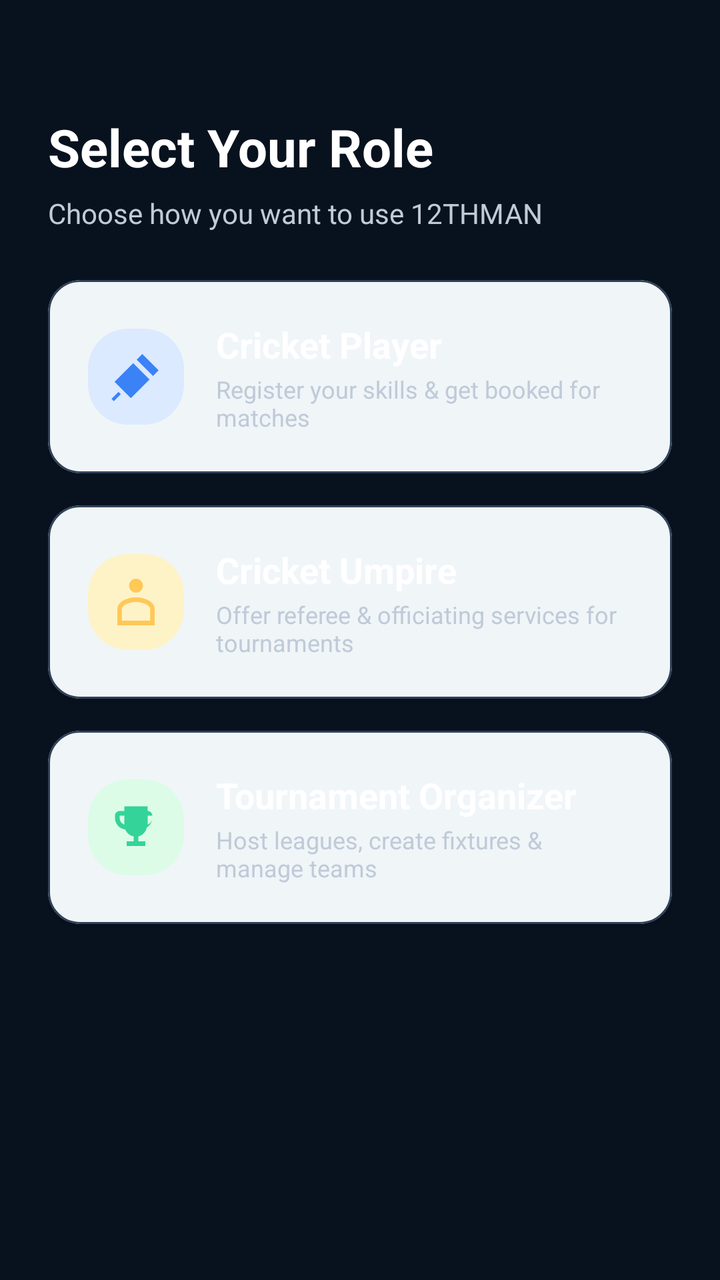
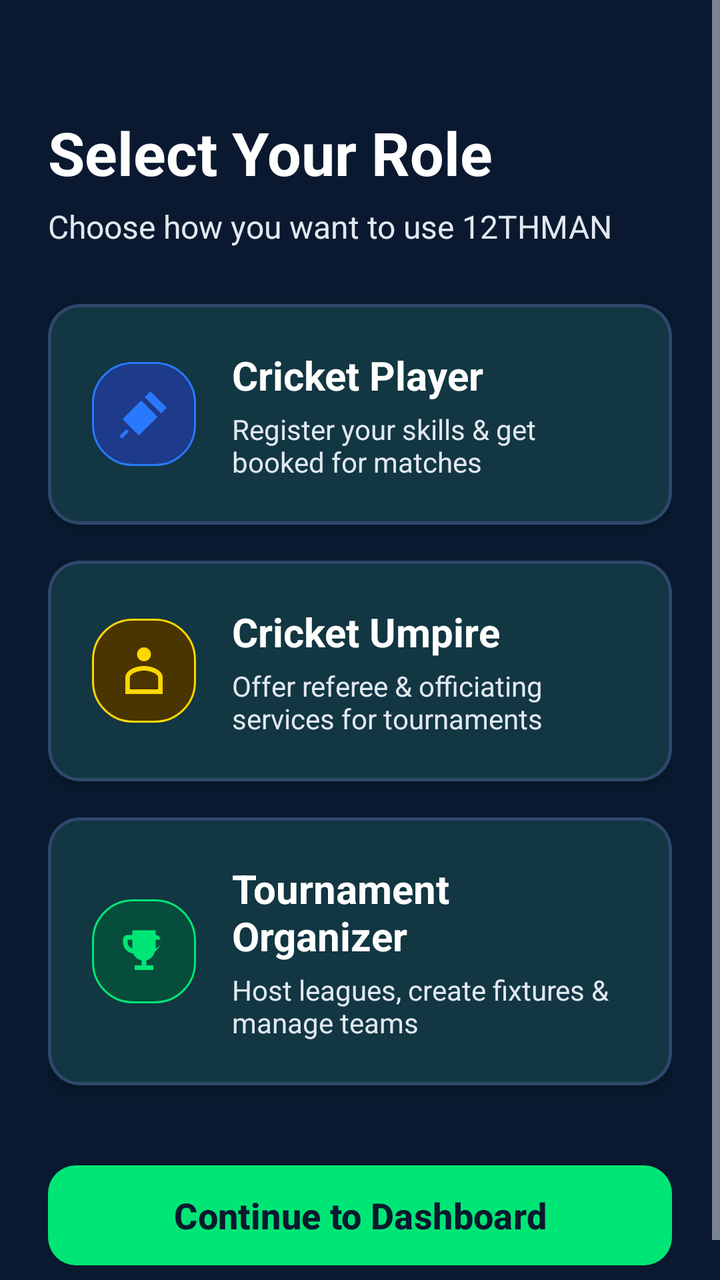

Before-and-after screenshots of an Android layout around one commit, followed by the original layout XML and the change that was made.
<!-- AndroidManifest.xml: application theme Theme.TwelveMan -->
<!-- res/layout/fragment_role_selection.xml -->
<?xml version="1.0" encoding="utf-8"?>
<ScrollView xmlns:android="http://schemas.android.com/apk/res/android"
    xmlns:app="http://schemas.android.com/apk/res-auto"
    android:layout_width="match_parent"
    android:layout_height="match_parent"
    android:background="@color/bg_light"
    android:fillViewport="true">

    <LinearLayout
        android:layout_width="match_parent"
        android:layout_height="wrap_content"
        android:orientation="vertical"
        android:padding="24dp">

        <TextView
            android:layout_width="wrap_content"
            android:layout_height="wrap_content"
            android:layout_marginTop="32dp"
            android:text="Select Your Role"
            android:textColor="@color/text_primary"
            android:textSize="26sp"
            android:textStyle="bold" />

        <TextView
            android:layout_width="wrap_content"
            android:layout_height="wrap_content"
            android:layout_marginTop="6dp"
            android:text="Choose how you want to use 12THMAN"
            android:textColor="@color/text_secondary"
            android:textSize="14sp" />

        
        <com.google.android.material.card.MaterialCardView
            android:id="@+id/cardRolePlayer"
            android:layout_width="match_parent"
            android:layout_height="wrap_content"
            android:layout_marginTop="24dp"
            app:cardCornerRadius="16dp"
            app:cardElevation="2dp"
            app:strokeColor="@color/card_border"
            app:strokeWidth="1dp">

            <LinearLayout
                android:layout_width="match_parent"
                android:layout_height="wrap_content"
                android:gravity="center_vertical"
                android:orientation="horizontal"
                android:padding="20dp">

                <ImageView
                    android:layout_width="48dp"
                    android:layout_height="48dp"
                    android:background="@drawable/bg_badge_blue"
                    android:padding="10dp"
                    android:src="@drawable/ic_cricket_bat"
                    app:tint="@color/accent_blue" />

                <LinearLayout
                    android:layout_width="0dp"
                    android:layout_height="wrap_content"
                    android:layout_marginStart="16dp"
                    android:layout_weight="1"
                    android:orientation="vertical">

                    <TextView
                        android:layout_width="wrap_content"
                        android:layout_height="wrap_content"
                        android:text="Cricket Player"
                        android:textColor="@color/text_primary"
                        android:textSize="18sp"
                        android:textStyle="bold" />

                    <TextView
                        android:layout_width="wrap_content"
                        android:layout_height="wrap_content"
                        android:layout_marginTop="2dp"
                        android:text="Register your skills &amp; get booked for matches"
                        android:textColor="@color/text_secondary"
                        android:textSize="12sp" />
                </LinearLayout>
            </LinearLayout>
        </com.google.android.material.card.MaterialCardView>

        
        <com.google.android.material.card.MaterialCardView
            android:id="@+id/cardRoleUmpire"
            android:layout_width="match_parent"
            android:layout_height="wrap_content"
            android:layout_marginTop="16dp"
            app:cardCornerRadius="16dp"
            app:cardElevation="2dp"
            app:strokeColor="@color/card_border"
            app:strokeWidth="1dp">

            <LinearLayout
                android:layout_width="match_parent"
                android:layout_height="wrap_content"
                android:gravity="center_vertical"
                android:orientation="horizontal"
                android:padding="20dp">

                <ImageView
                    android:layout_width="48dp"
                    android:layout_height="48dp"
                    android:background="@drawable/bg_badge_gold"
                    android:padding="10dp"
                    android:src="@drawable/ic_umpire"
                    app:tint="@color/accent_gold" />

                <LinearLayout
                    android:layout_width="0dp"
                    android:layout_height="wrap_content"
                    android:layout_marginStart="16dp"
                    android:layout_weight="1"
                    android:orientation="vertical">

                    <TextView
                        android:layout_width="wrap_content"
                        android:layout_height="wrap_content"
                        android:text="Cricket Umpire"
                        android:textColor="@color/text_primary"
                        android:textSize="18sp"
                        android:textStyle="bold" />

                    <TextView
                        android:layout_width="wrap_content"
                        android:layout_height="wrap_content"
                        android:layout_marginTop="2dp"
                        android:text="Offer referee &amp; officiating services for tournaments"
                        android:textColor="@color/text_secondary"
                        android:textSize="12sp" />
                </LinearLayout>
            </LinearLayout>
        </com.google.android.material.card.MaterialCardView>

        
        <com.google.android.material.card.MaterialCardView
            android:id="@+id/cardRoleOrganizer"
            android:layout_width="match_parent"
            android:layout_height="wrap_content"
            android:layout_marginTop="16dp"
            app:cardCornerRadius="16dp"
            app:cardElevation="2dp"
            app:strokeColor="@color/card_border"
            app:strokeWidth="1dp">

            <LinearLayout
                android:layout_width="match_parent"
                android:layout_height="wrap_content"
                android:gravity="center_vertical"
                android:orientation="horizontal"
                android:padding="20dp">

                <ImageView
                    android:layout_width="48dp"
                    android:layout_height="48dp"
                    android:background="@drawable/bg_badge_green"
                    android:padding="10dp"
                    android:src="@drawable/ic_trophy"
                    app:tint="@color/accent_green_dark" />

                <LinearLayout
                    android:layout_width="0dp"
                    android:layout_height="wrap_content"
                    android:layout_marginStart="16dp"
                    android:layout_weight="1"
                    android:orientation="vertical">

                    <TextView
                        android:layout_width="wrap_content"
                        android:layout_height="wrap_content"
                        android:text="Tournament Organizer"
                        android:textColor="@color/text_primary"
                        android:textSize="18sp"
                        android:textStyle="bold" />

                    <TextView
                        android:layout_width="wrap_content"
                        android:layout_height="wrap_content"
                        android:layout_marginTop="2dp"
                        android:text="Host leagues, create fixtures &amp; manage teams"
                        android:textColor="@color/text_secondary"
                        android:textSize="12sp" />
                </LinearLayout>
            </LinearLayout>
        </com.google.android.material.card.MaterialCardView>

        <com.google.android.material.button.MaterialButton
            android:id="@+id/btnContinue"
            android:layout_width="match_parent"
            android:layout_height="56dp"
            android:layout_marginTop="32dp"
            android:text="Continue to Dashboard"
            android:textSize="16sp"
            android:textStyle="bold"
            app:backgroundTint="@color/primary_navy"
            app:cornerRadius="12dp" />
    </LinearLayout>
</ScrollView>
<!-- resources referenced by this layout -->
<resources>
  <color name="accent_blue">#3B82F6</color>
  <color name="accent_gold">#FFC857</color>
  <color name="accent_green_dark">#34D399</color>
  <color name="bg_light">#08121F</color>
  <color name="card_border">#304158</color>
  <color name="primary_navy">#08121F</color>
  <color name="text_secondary">#C0CAD8</color>
  <!-- drawable bg_badge_blue (drawable) -->
  <?xml version="1.0" encoding="utf-8"?>
  <shape xmlns:android="http://schemas.android.com/apk/res/android">
      <solid android:color="#DBEAFE"/>
      <corners android:radius="20dp"/>
  </shape>
  <!-- drawable bg_badge_gold (drawable) -->
  <?xml version="1.0" encoding="utf-8"?>
  <shape xmlns:android="http://schemas.android.com/apk/res/android">
      <solid android:color="#FEF3C7"/>
      <corners android:radius="20dp"/>
  </shape>
  <!-- drawable bg_badge_green (drawable) -->
  <?xml version="1.0" encoding="utf-8"?>
  <shape xmlns:android="http://schemas.android.com/apk/res/android">
      <solid android:color="#DCFCE7"/>
      <corners android:radius="20dp"/>
  </shape>
  <style name="Theme.TwelveMan" parent="Theme.Material3.DayNight.NoActionBar">
          <item name="colorPrimary">@color/accent_green</item>
          <item name="colorPrimaryVariant">@color/primary_variant</item>
          <item name="colorOnPrimary">@color/primary_navy</item>
          <item name="colorSecondary">@color/accent_green</item>
          <item name="colorOnSecondary">@color/primary_navy</item>
          <item name="android:statusBarColor">@color/primary_navy</item>
          <item name="android:windowBackground">@color/bg_light</item>
      </style>
  <color name="accent_green">#45E6A4</color>
  <color name="primary_variant">#132238</color>
  <!-- unchanged entries left out for length: 4 -->
</resources>

<!-- the commit's change to res/layout/fragment_role_selection.xml (unified diff, before → after) -->
@@ -18,7 +18,7 @@
             android:layout_marginTop="32dp"
             android:text="Select Your Role"
             android:textColor="@color/text_primary"
-            android:textSize="26sp"
+            android:textSize="30sp"
             android:textStyle="bold" />
 
         <TextView
@@ -27,38 +27,38 @@
             android:layout_marginTop="6dp"
             android:text="Choose how you want to use 12THMAN"
             android:textColor="@color/text_secondary"
-            android:textSize="14sp" />
+            android:textSize="16sp" />
 
         
         <com.google.android.material.card.MaterialCardView
             android:id="@+id/cardRolePlayer"
             android:layout_width="match_parent"
             android:layout_height="wrap_content"
-            android:layout_marginTop="24dp"
+            android:layout_marginTop="28dp"
             app:cardCornerRadius="16dp"
-            app:cardElevation="2dp"
+            app:cardElevation="3dp"
             app:strokeColor="@color/card_border"
-            app:strokeWidth="1dp">
+            app:strokeWidth="1.5dp">
 
             <LinearLayout
                 android:layout_width="match_parent"
                 android:layout_height="wrap_content"
                 android:gravity="center_vertical"
                 android:orientation="horizontal"
-                android:padding="20dp">
+                android:padding="22dp">
 
                 <ImageView
-                    android:layout_width="48dp"
-                    android:layout_height="48dp"
+                    android:layout_width="52dp"
+                    android:layout_height="52dp"
                     android:background="@drawable/bg_badge_blue"
-                    android:padding="10dp"
+                    android:padding="12dp"
                     android:src="@drawable/ic_cricket_bat"
                     app:tint="@color/accent_blue" />
 
                 <LinearLayout
                     android:layout_width="0dp"
                     android:layout_height="wrap_content"
-                    android:layout_marginStart="16dp"
+                    android:layout_marginStart="18dp"
                     android:layout_weight="1"
                     android:orientation="vertical">
 
@@ -67,16 +67,16 @@
                         android:layout_height="wrap_content"
                         android:text="Cricket Player"
                         android:textColor="@color/text_primary"
-                        android:textSize="18sp"
+                        android:textSize="20sp"
                         android:textStyle="bold" />
 
                     <TextView
                         android:layout_width="wrap_content"
                         android:layout_height="wrap_content"
-                        android:layout_marginTop="2dp"
+                        android:layout_marginTop="4dp"
                         android:text="Register your skills &amp; get booked for matches"
                         android:textColor="@color/text_secondary"
-                        android:textSize="12sp" />
+                        android:textSize="14sp" />
                 </LinearLayout>
             </LinearLayout>
         </com.google.android.material.card.MaterialCardView>
@@ -86,31 +86,31 @@
             android:id="@+id/cardRoleUmpire"
             android:layout_width="match_parent"
             android:layout_height="wrap_content"
-            android:layout_marginTop="16dp"
+            android:layout_marginTop="18dp"
             app:cardCornerRadius="16dp"
-            app:cardElevation="2dp"
+            app:cardElevation="3dp"
             app:strokeColor="@color/card_border"
-            app:strokeWidth="1dp">
+            app:strokeWidth="1.5dp">
 
             <LinearLayout
                 android:layout_width="match_parent"
                 android:layout_height="wrap_content"
                 android:gravity="center_vertical"
                 android:orientation="horizontal"
-                android:padding="20dp">
+                android:padding="22dp">
 
                 <ImageView
-                    android:layout_width="48dp"
-                    android:layout_height="48dp"
+                    android:layout_width="52dp"
+                    android:layout_height="52dp"
                     android:background="@drawable/bg_badge_gold"
-                    android:padding="10dp"
+                    android:padding="12dp"
                     android:src="@drawable/ic_umpire"
                     app:tint="@color/accent_gold" />
 
                 <LinearLayout
                     android:layout_width="0dp"
                     android:layout_height="wrap_content"
-                    android:layout_marginStart="16dp"
+                    android:layout_marginStart="18dp"
                     android:layout_weight="1"
                     android:orientation="vertical">
 
@@ -119,16 +119,16 @@
                         android:layout_height="wrap_content"
                         android:text="Cricket Umpire"
                         android:textColor="@color/text_primary"
-                        android:textSize="18sp"
+                        android:textSize="20sp"
                         android:textStyle="bold" />
 
                     <TextView
                         android:layout_width="wrap_content"
                         android:layout_height="wrap_content"
-                        android:layout_marginTop="2dp"
+                        android:layout_marginTop="4dp"
                         android:text="Offer referee &amp; officiating services for tournaments"
                         android:textColor="@color/text_secondary"
-                        android:textSize="12sp" />
+                        android:textSize="14sp" />
                 </LinearLayout>
             </LinearLayout>
         </com.google.android.material.card.MaterialCardView>
@@ -138,31 +138,31 @@
             android:id="@+id/cardRoleOrganizer"
             android:layout_width="match_parent"
             android:layout_height="wrap_content"
-            android:layout_marginTop="16dp"
+            android:layout_marginTop="18dp"
             app:cardCornerRadius="16dp"
-            app:cardElevation="2dp"
+            app:cardElevation="3dp"
             app:strokeColor="@color/card_border"
-            app:strokeWidth="1dp">
+            app:strokeWidth="1.5dp">
 
             <LinearLayout
                 android:layout_width="match_parent"
                 android:layout_height="wrap_content"
                 android:gravity="center_vertical"
                 android:orientation="horizontal"
-                android:padding="20dp">
+                android:padding="22dp">
 
                 <ImageView
-                    android:layout_width="48dp"
-                    android:layout_height="48dp"
+                    android:layout_width="52dp"
+                    android:layout_height="52dp"
                     android:background="@drawable/bg_badge_green"
-                    android:padding="10dp"
+                    android:padding="12dp"
                     android:src="@drawable/ic_trophy"
-                    app:tint="@color/accent_green_dark" />
+                    app:tint="@color/accent_green" />
 
                 <LinearLayout
                     android:layout_width="0dp"
                     android:layout_height="wrap_content"
-                    android:layout_marginStart="16dp"
+                    android:layout_marginStart="18dp"
                     android:layout_weight="1"
                     android:orientation="vertical">
 
@@ -171,16 +171,16 @@
                         android:layout_height="wrap_content"
                         android:text="Tournament Organizer"
                         android:textColor="@color/text_primary"
-                        android:textSize="18sp"
+                        android:textSize="20sp"
                         android:textStyle="bold" />
 
                     <TextView
                         android:layout_width="wrap_content"
                         android:layout_height="wrap_content"
-                        android:layout_marginTop="2dp"
+                        android:layout_marginTop="4dp"
                         android:text="Host leagues, create fixtures &amp; manage teams"
                         android:textColor="@color/text_secondary"
-                        android:textSize="12sp" />
+                        android:textSize="14sp" />
                 </LinearLayout>
             </LinearLayout>
         </com.google.android.material.card.MaterialCardView>
@@ -188,12 +188,13 @@
         <com.google.android.material.button.MaterialButton
             android:id="@+id/btnContinue"
             android:layout_width="match_parent"
-            android:layout_height="56dp"
-            android:layout_marginTop="32dp"
+            android:layout_height="58dp"
+            android:layout_marginTop="36dp"
             android:text="Continue to Dashboard"
-            android:textSize="16sp"
+            android:textColor="@color/primary_navy"
+            android:textSize="18sp"
             android:textStyle="bold"
-            app:backgroundTint="@color/primary_navy"
-            app:cornerRadius="12dp" />
+            app:backgroundTint="@color/accent_green"
+            app:cornerRadius="14dp" />
     </LinearLayout>
 </ScrollView>
<!-- resource entries referenced after the edit -->
@@ -1,41 +1,91 @@
 <!-- resources referenced by this layout -->
 <resources>
-  <color name="accent_blue">#3B82F6</color>
-  <color name="accent_gold">#FFC857</color>
-  <color name="accent_green_dark">#34D399</color>
-  <color name="bg_light">#08121F</color>
-  <color name="card_border">#304158</color>
-  <color name="primary_navy">#08121F</color>
-  <color name="text_secondary">#C0CAD8</color>
+  <color name="accent_blue">#2979FF</color>
+  <color name="accent_gold">#FFD700</color>
+  <color name="bg_light">#0A192F</color>
+  <color name="card_border">#2E486B</color>
+  <color name="primary_navy">#0A192F</color>
+  <color name="text_secondary">#E2E8F0</color>
   <!-- drawable bg_badge_blue (drawable) -->
   <?xml version="1.0" encoding="utf-8"?>
   <shape xmlns:android="http://schemas.android.com/apk/res/android">
-      <solid android:color="#DBEAFE"/>
+      <solid android:color="#1E3A8A"/>
       <corners android:radius="20dp"/>
+      <stroke android:width="1dp" android:color="#2979FF"/>
   </shape>
   <!-- drawable bg_badge_gold (drawable) -->
   <?xml version="1.0" encoding="utf-8"?>
   <shape xmlns:android="http://schemas.android.com/apk/res/android">
-      <solid android:color="#FEF3C7"/>
+      <solid android:color="#4A3500"/>
       <corners android:radius="20dp"/>
+      <stroke android:width="1dp" android:color="#FFD700"/>
   </shape>
   <!-- drawable bg_badge_green (drawable) -->
   <?xml version="1.0" encoding="utf-8"?>
   <shape xmlns:android="http://schemas.android.com/apk/res/android">
-      <solid android:color="#DCFCE7"/>
+      <solid android:color="#064E3B"/>
       <corners android:radius="20dp"/>
+      <stroke android:width="1dp" android:color="#00E676"/>
   </shape>
   <style name="Theme.TwelveMan" parent="Theme.Material3.DayNight.NoActionBar">
+          
           <item name="colorPrimary">@color/accent_green</item>
           <item name="colorPrimaryVariant">@color/primary_variant</item>
           <item name="colorOnPrimary">@color/primary_navy</item>
-          <item name="colorSecondary">@color/accent_green</item>
+          <item name="colorSecondary">@color/accent_gold</item>
           <item name="colorOnSecondary">@color/primary_navy</item>
+          <item name="colorTertiary">@color/accent_blue</item>
+          <item name="colorOnTertiary">@color/text_white</item>
+          <item name="colorSurface">@color/surface_white</item>
+          <item name="colorOnSurface">@color/text_primary</item>
           <item name="android:statusBarColor">@color/primary_navy</item>
+          <item name="android:navigationBarColor">@color/primary_navy</item>
           <item name="android:windowBackground">@color/bg_light</item>
+  
+          
+          <item name="android:textColorPrimary">@color/text_primary</item>
+          <item name="android:textColorSecondary">@color/text_secondary</item>
+          <item name="android:textColorHint">@color/text_hint</item>
+  
+          <item name="textAppearanceHeadlineLarge">@style/TextAppearance.TwelveMan.HeadlineLarge</item>
+          <item name="textAppearanceHeadlineMedium">@style/TextAppearance.TwelveMan.HeadlineMedium</item>
+          <item name="textAppearanceTitleLarge">@style/TextAppearance.TwelveMan.TitleLarge</item>
+          <item name="textAppearanceBodyLarge">@style/TextAppearance.TwelveMan.BodyLarge</item>
+          <item name="textAppearanceBodyMedium">@style/TextAppearance.TwelveMan.BodyMedium</item>
       </style>
-  <color name="accent_green">#45E6A4</color>
-  <color name="primary_variant">#132238</color>
+  <color name="accent_green">#00E676</color>
+  <color name="primary_variant">#14273E</color>
+  <color name="text_white">#FFFFFF</color>
+  <color name="surface_white">#14273E</color>
+  <color name="text_hint">#A0AEC0</color>
+  <style name="TextAppearance.TwelveMan.HeadlineLarge" parent="TextAppearance.Material3.HeadlineLarge">
+          <item name="android:textSize">@dimen/text_size_hero</item>
+          <item name="android:textStyle">bold</item>
+          <item name="android:textColor">@color/text_primary</item>
+      </style>
+  <style name="TextAppearance.TwelveMan.HeadlineMedium" parent="TextAppearance.Material3.HeadlineMedium">
+          <item name="android:textSize">@dimen/text_size_display</item>
+          <item name="android:textStyle">bold</item>
+          <item name="android:textColor">@color/text_primary</item>
+      </style>
+  <style name="TextAppearance.TwelveMan.TitleLarge" parent="TextAppearance.Material3.TitleLarge">
+          <item name="android:textSize">@dimen/text_size_headline</item>
+          <item name="android:textStyle">bold</item>
+          <item name="android:textColor">@color/text_primary</item>
+      </style>
+  <style name="TextAppearance.TwelveMan.BodyLarge" parent="TextAppearance.Material3.BodyLarge">
+          <item name="android:textSize">@dimen/text_size_body</item>
+          <item name="android:textColor">@color/text_primary</item>
+      </style>
+  <style name="TextAppearance.TwelveMan.BodyMedium" parent="TextAppearance.Material3.BodyMedium">
+          <item name="android:textSize">@dimen/text_size_body_secondary</item>
+          <item name="android:textColor">@color/text_secondary</item>
+      </style>
+  <dimen name="text_size_hero">34sp</dimen>
+  <dimen name="text_size_display">28sp</dimen>
+  <dimen name="text_size_headline">24sp</dimen>
+  <dimen name="text_size_body">16sp</dimen>
+  <dimen name="text_size_body_secondary">15sp</dimen>
   <!-- unchanged entries left out for length: 4 -->
 </resources>
 
